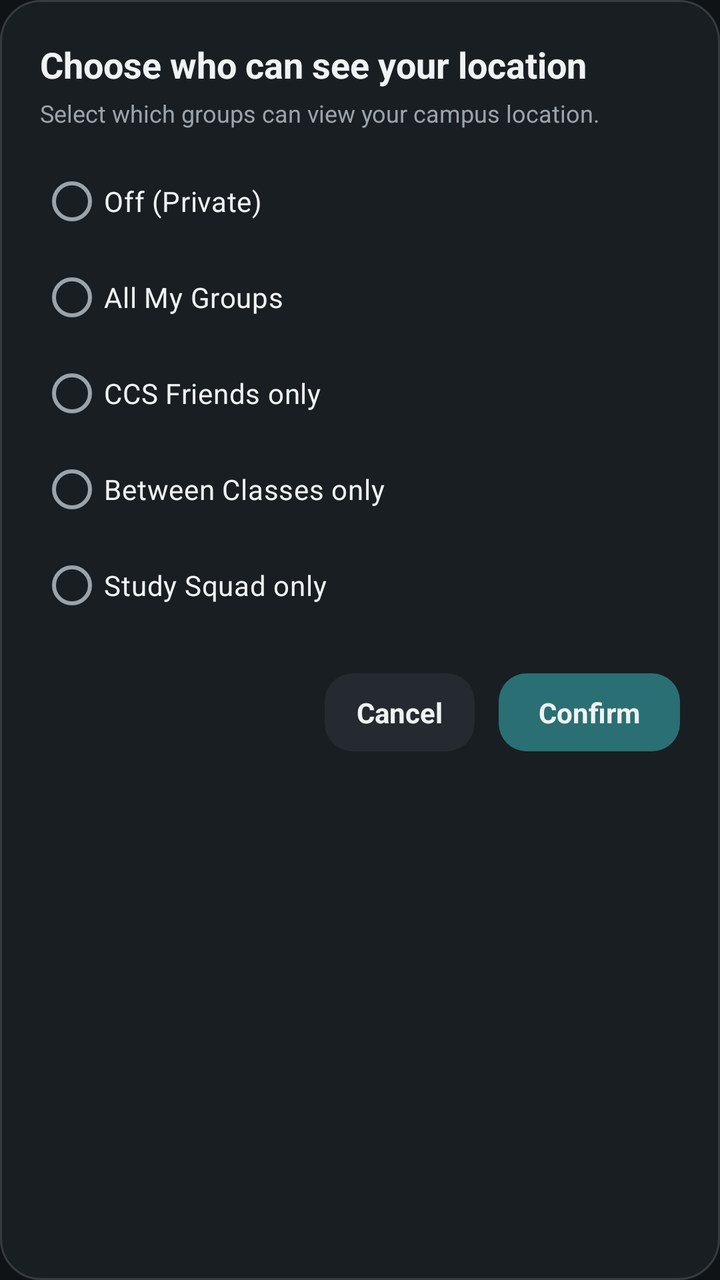
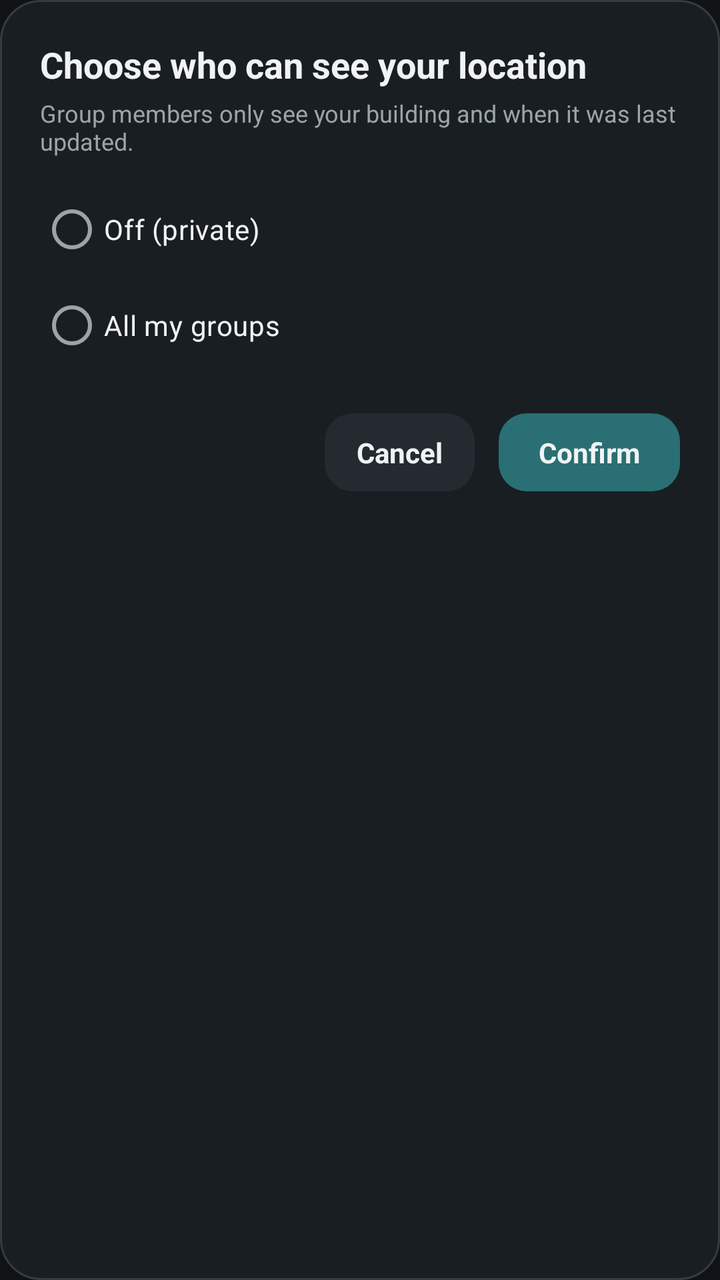

An Android layout rendered at two revisions. The XML below is the earlier revision; the diff shows what the commit changed to produce the second picture.
<!-- AndroidManifest.xml: application theme Theme.AnimoMap -->
<!-- res/layout/dialog_audience_selection.xml -->
<?xml version="1.0" encoding="utf-8"?>
<LinearLayout xmlns:android="http://schemas.android.com/apk/res/android"
    android:layout_width="match_parent"
    android:layout_height="wrap_content"
    android:background="@drawable/bg_group_card"
    android:orientation="vertical"
    android:padding="20dp">

    <TextView
        android:layout_width="match_parent"
        android:layout_height="wrap_content"
        android:text="@string/groups_dialog_audience_title"
        android:textColor="@color/text_primary"
        android:textSize="18sp"
        android:textStyle="bold" />

    <TextView
        android:layout_width="match_parent"
        android:layout_height="wrap_content"
        android:layout_marginTop="4dp"
        android:layout_marginBottom="12dp"
        android:text="Select which groups can view your campus location."
        android:textColor="@color/text_secondary"
        android:textSize="12sp" />

    <RadioGroup
        android:id="@+id/dialog_audience_radio_group"
        android:layout_width="match_parent"
        android:layout_height="wrap_content">

        <RadioButton
            android:id="@+id/radio_off"
            android:layout_width="match_parent"
            android:layout_height="wrap_content"
            android:buttonTint="@color/accent_teal"
            android:paddingVertical="8dp"
            android:text="Off (Private)"
            android:textColor="@color/text_primary"
            android:textSize="14sp" />

        <RadioButton
            android:id="@+id/radio_all"
            android:layout_width="match_parent"
            android:layout_height="wrap_content"
            android:buttonTint="@color/accent_teal"
            android:paddingVertical="8dp"
            android:text="All My Groups"
            android:textColor="@color/text_primary"
            android:textSize="14sp" />

        <RadioButton
            android:id="@+id/radio_ccs"
            android:layout_width="match_parent"
            android:layout_height="wrap_content"
            android:buttonTint="@color/accent_teal"
            android:paddingVertical="8dp"
            android:text="CCS Friends only"
            android:textColor="@color/text_primary"
            android:textSize="14sp" />

        <RadioButton
            android:id="@+id/radio_between"
            android:layout_width="match_parent"
            android:layout_height="wrap_content"
            android:buttonTint="@color/accent_teal"
            android:paddingVertical="8dp"
            android:text="Between Classes only"
            android:textColor="@color/text_primary"
            android:textSize="14sp" />

        <RadioButton
            android:id="@+id/radio_study"
            android:layout_width="match_parent"
            android:layout_height="wrap_content"
            android:buttonTint="@color/accent_teal"
            android:paddingVertical="8dp"
            android:text="Study Squad only"
            android:textColor="@color/text_primary"
            android:textSize="14sp" />

    </RadioGroup>

    <LinearLayout
        android:layout_width="match_parent"
        android:layout_height="wrap_content"
        android:layout_marginTop="20dp"
        android:gravity="end"
        android:orientation="horizontal">

        <TextView
            android:id="@+id/dialog_audience_cancel"
            android:layout_width="wrap_content"
            android:layout_height="wrap_content"
            android:background="@drawable/bg_button_secondary"
            android:gravity="center"
            android:paddingHorizontal="16dp"
            android:paddingVertical="10dp"
            android:text="@string/groups_dialog_cancel"
            android:textColor="@color/text_primary"
            android:textSize="14sp"
            android:textStyle="bold" />

        <TextView
            android:id="@+id/dialog_audience_confirm"
            android:layout_width="wrap_content"
            android:layout_height="wrap_content"
            android:layout_marginStart="12dp"
            android:background="@drawable/bg_button_primary"
            android:gravity="center"
            android:paddingHorizontal="20dp"
            android:paddingVertical="10dp"
            android:text="@string/groups_dialog_audience_confirm"
            android:textColor="@color/text_primary"
            android:textSize="14sp"
            android:textStyle="bold" />

    </LinearLayout>

</LinearLayout>
<!-- resources referenced by this layout -->
<resources>
  <color name="accent_teal">#43CDBB</color>
  <color name="text_primary">#F0F3F4</color>
  <color name="text_secondary">#9AA4AA</color>
  <!-- drawable bg_button_primary (drawable) -->
  <?xml version="1.0" encoding="utf-8"?>
  <shape xmlns:android="http://schemas.android.com/apk/res/android" android:shape="rectangle">
      <solid android:color="@color/primary_teal" />
      <corners android:radius="14dp" />
  </shape>
  <!-- drawable bg_button_secondary (drawable) -->
  <?xml version="1.0" encoding="utf-8"?>
  <shape xmlns:android="http://schemas.android.com/apk/res/android" android:shape="rectangle">
      <solid android:color="@color/surface_elevated" />
      <corners android:radius="14dp" />
  </shape>
  <!-- drawable bg_group_card (drawable) -->
  <?xml version="1.0" encoding="utf-8"?>
  <shape xmlns:android="http://schemas.android.com/apk/res/android" android:shape="rectangle">
      <solid android:color="@color/surface_card" />
      <corners android:radius="20dp" />
      <stroke android:width="1dp" android:color="@color/border_subtle" />
  </shape>
  <string name="groups_dialog_audience_confirm">Confirm</string>
  <string name="groups_dialog_audience_title">Choose who can see your location</string>
  <string name="groups_dialog_cancel">Cancel</string>
  <style name="Theme.AnimoMap" parent="Base.Theme.AnimoMap" />
  <color name="primary_teal">#2A6F73</color>
  <color name="surface_elevated">#242A2F</color>
  <color name="surface_card">#191E22</color>
  <color name="border_subtle">#343B41</color>
  <style name="Base.Theme.AnimoMap" parent="Theme.Material3.Dark.NoActionBar">
          <item name="android:windowBackground">@color/bg_primary</item>
          <item name="colorPrimary">@color/primary_teal</item>
          <item name="colorOnPrimary">@color/text_primary</item>
          <item name="colorSecondary">@color/accent_teal</item>
          <item name="colorOnSecondary">@color/bg_primary</item>
          <item name="colorSurface">@color/surface_card</item>
          <item name="colorOnSurface">@color/text_primary</item>
          <item name="colorSurfaceVariant">@color/surface_elevated</item>
          <item name="colorOnSurfaceVariant">@color/text_secondary</item>
          <item name="colorOutline">@color/border_subtle</item>
          <item name="android:textColorPrimary">@color/text_primary</item>
          <item name="android:textColorSecondary">@color/text_secondary</item>
          <item name="android:statusBarColor">@color/bg_primary</item>
          <item name="android:navigationBarColor">@color/bg_primary</item>
      </style>
  <color name="bg_primary">#101316</color>
</resources>

<!-- the commit's change to res/layout/dialog_audience_selection.xml (unified diff, before → after) -->
@@ -1,119 +1,151 @@
 <?xml version="1.0" encoding="utf-8"?>
-<LinearLayout xmlns:android="http://schemas.android.com/apk/res/android"
+<ScrollView xmlns:android="http://schemas.android.com/apk/res/android"
+    xmlns:app="http://schemas.android.com/apk/res-auto"
     android:layout_width="match_parent"
     android:layout_height="wrap_content"
-    android:background="@drawable/bg_group_card"
-    android:orientation="vertical"
-    android:padding="20dp">
-
-    <TextView
-        android:layout_width="match_parent"
-        android:layout_height="wrap_content"
-        android:text="@string/groups_dialog_audience_title"
-        android:textColor="@color/text_primary"
-        android:textSize="18sp"
-        android:textStyle="bold" />
-
-    <TextView
-        android:layout_width="match_parent"
-        android:layout_height="wrap_content"
-        android:layout_marginTop="4dp"
-        android:layout_marginBottom="12dp"
-        android:text="Select which groups can view your campus location."
-        android:textColor="@color/text_secondary"
-        android:textSize="12sp" />
-
-    <RadioGroup
-        android:id="@+id/dialog_audience_radio_group"
-        android:layout_width="match_parent"
-        android:layout_height="wrap_content">
-
-        <RadioButton
-            android:id="@+id/radio_off"
-            android:layout_width="match_parent"
-            android:layout_height="wrap_content"
-            android:buttonTint="@color/accent_teal"
-            android:paddingVertical="8dp"
-            android:text="Off (Private)"
-            android:textColor="@color/text_primary"
-            android:textSize="14sp" />
-
-        <RadioButton
-            android:id="@+id/radio_all"
-            android:layout_width="match_parent"
-            android:layout_height="wrap_content"
-            android:buttonTint="@color/accent_teal"
-            android:paddingVertical="8dp"
-            android:text="All My Groups"
-            android:textColor="@color/text_primary"
-            android:textSize="14sp" />
-
-        <RadioButton
-            android:id="@+id/radio_ccs"
-            android:layout_width="match_parent"
-            android:layout_height="wrap_content"
-            android:buttonTint="@color/accent_teal"
-            android:paddingVertical="8dp"
-            android:text="CCS Friends only"
-            android:textColor="@color/text_primary"
-            android:textSize="14sp" />
-
-        <RadioButton
-            android:id="@+id/radio_between"
-            android:layout_width="match_parent"
-            android:layout_height="wrap_content"
-            android:buttonTint="@color/accent_teal"
-            android:paddingVertical="8dp"
-            android:text="Between Classes only"
-            android:textColor="@color/text_primary"
-            android:textSize="14sp" />
-
-        <RadioButton
-            android:id="@+id/radio_study"
-            android:layout_width="match_parent"
-            android:layout_height="wrap_content"
-            android:buttonTint="@color/accent_teal"
-            android:paddingVertical="8dp"
-            android:text="Study Squad only"
-            android:textColor="@color/text_primary"
-            android:textSize="14sp" />
-
-    </RadioGroup>
+    android:background="@drawable/bg_group_card">
 
     <LinearLayout
         android:layout_width="match_parent"
         android:layout_height="wrap_content"
-        android:layout_marginTop="20dp"
-        android:gravity="end"
-        android:orientation="horizontal">
+        android:orientation="vertical"
+        android:padding="20dp">
 
         <TextView
-            android:id="@+id/dialog_audience_cancel"
-            android:layout_width="wrap_content"
+            android:layout_width="match_parent"
             android:layout_height="wrap_content"
-            android:background="@drawable/bg_button_secondary"
-            android:gravity="center"
-            android:paddingHorizontal="16dp"
-            android:paddingVertical="10dp"
-            android:text="@string/groups_dialog_cancel"
+            android:text="@string/groups_dialog_audience_title"
             android:textColor="@color/text_primary"
-            android:textSize="14sp"
+            android:textSize="18sp"
             android:textStyle="bold" />
 
         <TextView
-            android:id="@+id/dialog_audience_confirm"
-            android:layout_width="wrap_content"
+            android:layout_width="match_parent"
             android:layout_height="wrap_content"
-            android:layout_marginStart="12dp"
-            android:background="@drawable/bg_button_primary"
-            android:gravity="center"
-            android:paddingHorizontal="20dp"
-            android:paddingVertical="10dp"
-            android:text="@string/groups_dialog_audience_confirm"
-            android:textColor="@color/text_primary"
-            android:textSize="14sp"
-            android:textStyle="bold" />
+            android:layout_marginTop="4dp"
+            android:layout_marginBottom="12dp"
+            android:text="@string/groups_dialog_audience_subtitle"
+            android:textColor="@color/text_secondary"
+            android:textSize="12sp" />
 
+        
+        <RadioGroup
+            android:id="@+id/dialog_audience_radio_group"
+            android:layout_width="match_parent"
+            android:layout_height="wrap_content">
+
+            <RadioButton
+                android:id="@+id/radio_off"
+                android:layout_width="match_parent"
+                android:layout_height="wrap_content"
+                android:buttonTint="@color/accent_teal"
+                android:paddingVertical="8dp"
+                android:text="@string/groups_audience_off"
+                android:textColor="@color/text_primary"
+                android:textSize="14sp" />
+
+            <RadioButton
+                android:id="@+id/radio_all"
+                android:layout_width="match_parent"
+                android:layout_height="wrap_content"
+                android:buttonTint="@color/accent_teal"
+                android:paddingVertical="8dp"
+                android:text="@string/groups_audience_all"
+                android:textColor="@color/text_primary"
+                android:textSize="14sp" />
+
+        </RadioGroup>
+
+        
+        <LinearLayout
+            android:id="@+id/dialog_audience_building_section"
+            android:layout_width="match_parent"
+            android:layout_height="wrap_content"
+            android:layout_marginTop="12dp"
+            android:orientation="vertical"
+            android:visibility="gone">
+
+            <TextView
+                android:layout_width="match_parent"
+                android:layout_height="wrap_content"
+                android:layout_marginBottom="6dp"
+                android:labelFor="@id/dialog_audience_building"
+                android:text="@string/groups_label_building"
+                android:textColor="@color/text_secondary"
+                android:textSize="13sp" />
+
+            <FrameLayout
+                android:layout_width="match_parent"
+                android:layout_height="wrap_content">
+
+                <Spinner
+                    android:id="@+id/dialog_audience_building"
+                    android:layout_width="match_parent"
+                    android:layout_height="wrap_content"
+                    android:background="@drawable/bg_dialog_input"
+                    android:minHeight="48dp"
+                    android:paddingStart="6dp"
+                    android:paddingEnd="36dp"
+                    android:popupBackground="@color/surface_card"
+                    android:spinnerMode="dropdown" />
+
+                <ImageView
+                    android:layout_width="20dp"
+                    android:layout_height="20dp"
+                    android:layout_gravity="end|center_vertical"
+                    android:layout_marginEnd="14dp"
+                    android:importantForAccessibility="no"
+                    android:src="@drawable/ic_community_expand"
+                    app:tint="@color/text_secondary" />
+
+            </FrameLayout>
+        </LinearLayout>
+
+        <TextView
+            android:id="@+id/dialog_audience_error"
+            android:layout_width="match_parent"
+            android:layout_height="wrap_content"
+            android:layout_marginTop="10dp"
+            android:accessibilityLiveRegion="polite"
+            android:text="@string/groups_error_choose_building"
+            android:textColor="@color/groups_error"
+            android:textSize="12sp"
+            android:visibility="gone" />
+
+        <LinearLayout
+            android:layout_width="match_parent"
+            android:layout_height="wrap_content"
+            android:layout_marginTop="20dp"
+            android:gravity="end"
+            android:orientation="horizontal">
+
+            <TextView
+                android:id="@+id/dialog_audience_cancel"
+                android:layout_width="wrap_content"
+                android:layout_height="wrap_content"
+                android:background="@drawable/bg_button_secondary"
+                android:gravity="center"
+                android:paddingHorizontal="16dp"
+                android:paddingVertical="10dp"
+                android:text="@string/groups_dialog_cancel"
+                android:textColor="@color/text_primary"
+                android:textSize="14sp"
+                android:textStyle="bold" />
+
+            <TextView
+                android:id="@+id/dialog_audience_confirm"
+                android:layout_width="wrap_content"
+                android:layout_height="wrap_content"
+                android:layout_marginStart="12dp"
+                android:background="@drawable/bg_button_primary"
+                android:gravity="center"
+                android:paddingHorizontal="20dp"
+                android:paddingVertical="10dp"
+                android:text="@string/groups_dialog_audience_confirm"
+                android:textColor="@color/text_primary"
+                android:textSize="14sp"
+                android:textStyle="bold" />
+
+        </LinearLayout>
     </LinearLayout>
-
-</LinearLayout>
+</ScrollView>
<!-- resource entries referenced after the edit -->
@@ -1,6 +1,7 @@
 <!-- resources referenced by this layout -->
 <resources>
   <color name="accent_teal">#43CDBB</color>
+  <color name="groups_error">#F27C8D</color>
   <color name="text_primary">#F0F3F4</color>
   <color name="text_secondary">#9AA4AA</color>
   <!-- drawable bg_button_primary (drawable) -->
@@ -15,6 +16,13 @@
       <solid android:color="@color/surface_elevated" />
       <corners android:radius="14dp" />
   </shape>
+  <!-- drawable bg_dialog_input (drawable) -->
+  <?xml version="1.0" encoding="utf-8"?>
+  <shape xmlns:android="http://schemas.android.com/apk/res/android" android:shape="rectangle">
+      <solid android:color="@color/surface_elevated" />
+      <corners android:radius="10dp" />
+      <stroke android:width="1dp" android:color="@color/border_subtle" />
+  </shape>
   <!-- drawable bg_group_card (drawable) -->
   <?xml version="1.0" encoding="utf-8"?>
   <shape xmlns:android="http://schemas.android.com/apk/res/android" android:shape="rectangle">
@@ -22,9 +30,16 @@
       <corners android:radius="20dp" />
       <stroke android:width="1dp" android:color="@color/border_subtle" />
   </shape>
+  <!-- drawable ic_community_expand (drawable) -->
+  <vector xmlns:android="http://schemas.android.com/apk/res/android" android:width="16dp" android:height="16dp" android:viewportWidth="24" android:viewportHeight="24"><path android:fillColor="@color/accent_teal" android:pathData="M7,10l5,5 5,-5z"/></vector>
+  <string name="groups_audience_all">All my groups</string>
+  <string name="groups_audience_off">Off (private)</string>
   <string name="groups_dialog_audience_confirm">Confirm</string>
+  <string name="groups_dialog_audience_subtitle">Group members only see your building and when it was last updated.</string>
   <string name="groups_dialog_audience_title">Choose who can see your location</string>
   <string name="groups_dialog_cancel">Cancel</string>
+  <string name="groups_error_choose_building">Choose the building you\'re in to start sharing.</string>
+  <string name="groups_label_building">Building you\'re in</string>
   <style name="Theme.AnimoMap" parent="Base.Theme.AnimoMap" />
   <color name="primary_teal">#2A6F73</color>
   <color name="surface_elevated">#242A2F</color>
